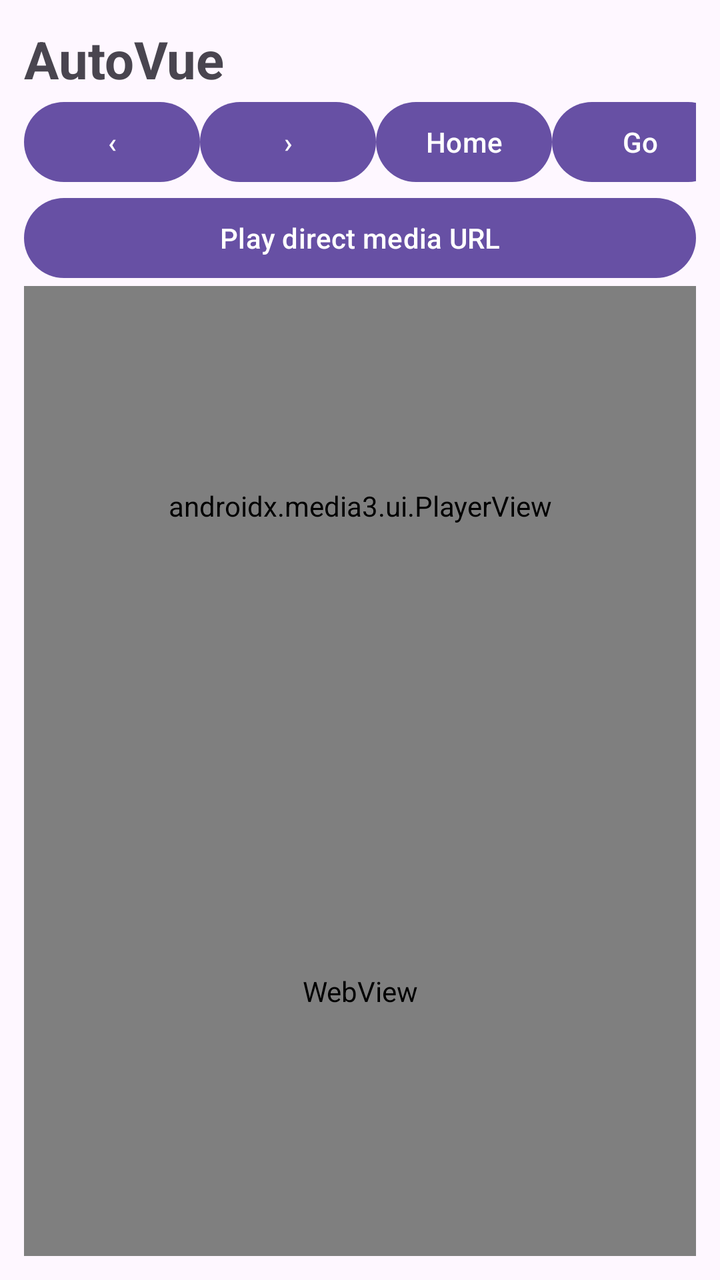
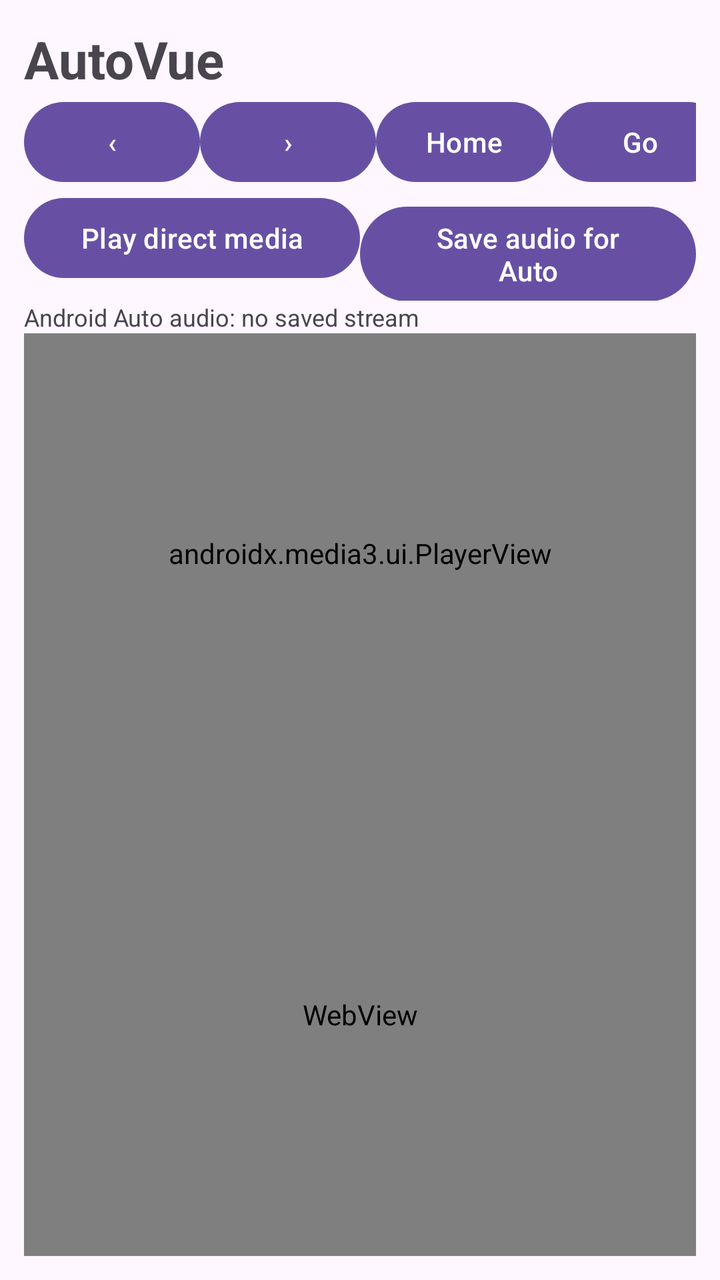

Compare the two renders of this Android layout. The source of the first and the diff that turns it into the second are given below.
<!-- AndroidManifest.xml: application theme Theme.AutoVue -->
<!-- res/layout/activity_main.xml -->
<?xml version="1.0" encoding="utf-8"?>
<LinearLayout xmlns:android="http://schemas.android.com/apk/res/android"
    android:layout_width="match_parent" android:layout_height="match_parent"
    android:orientation="vertical" android:padding="12dp">
    <TextView android:layout_width="wrap_content" android:layout_height="wrap_content"
        android:text="AutoVue" android:textSize="26sp" android:textStyle="bold"/>
    <LinearLayout android:layout_width="match_parent" android:layout_height="wrap_content"
        android:orientation="horizontal">
        <Button android:id="@+id/back" android:layout_width="wrap_content" android:layout_height="wrap_content" android:text="‹"/>
        <Button android:id="@+id/forward" android:layout_width="wrap_content" android:layout_height="wrap_content" android:text="›"/>
        <Button android:id="@+id/home" android:layout_width="wrap_content" android:layout_height="wrap_content" android:text="Home"/>
        <EditText android:id="@+id/url" android:layout_width="0dp" android:layout_weight="1"
            android:layout_height="wrap_content" android:singleLine="true" android:hint="Web or direct media URL"
            android:inputType="textUri"/>
        <Button android:id="@+id/go" android:layout_width="wrap_content" android:layout_height="wrap_content" android:text="Go"/>
    </LinearLayout>
    <Button android:id="@+id/playDirect" android:layout_width="match_parent"
        android:layout_height="wrap_content" android:text="Play direct media URL"/>
    <androidx.media3.ui.PlayerView android:id="@+id/player"
        android:layout_width="match_parent" android:layout_height="220dp"/>
    <WebView android:id="@+id/web" android:layout_width="match_parent"
        android:layout_height="0dp" android:layout_weight="1"/>
</LinearLayout>
<!-- resources referenced by this layout -->
<resources>
  <style name="Theme.AutoVue" parent="Theme.Material3.DayNight.NoActionBar" />
</resources>

<!-- the commit's change to res/layout/activity_main.xml (unified diff, before → after) -->
@@ -1,23 +1,92 @@
 <?xml version="1.0" encoding="utf-8"?>
 <LinearLayout xmlns:android="http://schemas.android.com/apk/res/android"
-    android:layout_width="match_parent" android:layout_height="match_parent"
-    android:orientation="vertical" android:padding="12dp">
-    <TextView android:layout_width="wrap_content" android:layout_height="wrap_content"
-        android:text="AutoVue" android:textSize="26sp" android:textStyle="bold"/>
-    <LinearLayout android:layout_width="match_parent" android:layout_height="wrap_content"
+    android:layout_width="match_parent"
+    android:layout_height="match_parent"
+    android:orientation="vertical"
+    android:padding="12dp">
+
+    <TextView
+        android:layout_width="wrap_content"
+        android:layout_height="wrap_content"
+        android:text="AutoVue"
+        android:textSize="26sp"
+        android:textStyle="bold"/>
+
+    <LinearLayout
+        android:layout_width="match_parent"
+        android:layout_height="wrap_content"
         android:orientation="horizontal">
-        <Button android:id="@+id/back" android:layout_width="wrap_content" android:layout_height="wrap_content" android:text="‹"/>
-        <Button android:id="@+id/forward" android:layout_width="wrap_content" android:layout_height="wrap_content" android:text="›"/>
-        <Button android:id="@+id/home" android:layout_width="wrap_content" android:layout_height="wrap_content" android:text="Home"/>
-        <EditText android:id="@+id/url" android:layout_width="0dp" android:layout_weight="1"
-            android:layout_height="wrap_content" android:singleLine="true" android:hint="Web or direct media URL"
+
+        <Button
+            android:id="@+id/back"
+            android:layout_width="wrap_content"
+            android:layout_height="wrap_content"
+            android:text="‹"/>
+
+        <Button
+            android:id="@+id/forward"
+            android:layout_width="wrap_content"
+            android:layout_height="wrap_content"
+            android:text="›"/>
+
+        <Button
+            android:id="@+id/home"
+            android:layout_width="wrap_content"
+            android:layout_height="wrap_content"
+            android:text="Home"/>
+
+        <EditText
+            android:id="@+id/url"
+            android:layout_width="0dp"
+            android:layout_weight="1"
+            android:layout_height="wrap_content"
+            android:singleLine="true"
+            android:hint="Web or direct media URL"
+            android:imeOptions="actionGo"
             android:inputType="textUri"/>
-        <Button android:id="@+id/go" android:layout_width="wrap_content" android:layout_height="wrap_content" android:text="Go"/>
+
+        <Button
+            android:id="@+id/go"
+            android:layout_width="wrap_content"
+            android:layout_height="wrap_content"
+            android:text="Go"/>
     </LinearLayout>
-    <Button android:id="@+id/playDirect" android:layout_width="match_parent"
-        android:layout_height="wrap_content" android:text="Play direct media URL"/>
-    <androidx.media3.ui.PlayerView android:id="@+id/player"
-        android:layout_width="match_parent" android:layout_height="220dp"/>
-    <WebView android:id="@+id/web" android:layout_width="match_parent"
-        android:layout_height="0dp" android:layout_weight="1"/>
+
+    <LinearLayout
+        android:layout_width="match_parent"
+        android:layout_height="wrap_content"
+        android:orientation="horizontal">
+
+        <Button
+            android:id="@+id/playDirect"
+            android:layout_width="0dp"
+            android:layout_weight="1"
+            android:layout_height="wrap_content"
+            android:text="Play direct media"/>
+
+        <Button
+            android:id="@+id/saveForCar"
+            android:layout_width="0dp"
+            android:layout_weight="1"
+            android:layout_height="wrap_content"
+            android:text="Save audio for Auto"/>
+    </LinearLayout>
+
+    <TextView
+        android:id="@+id/carStatus"
+        android:layout_width="match_parent"
+        android:layout_height="wrap_content"
+        android:text="Android Auto audio: no saved stream"
+        android:textSize="12sp"/>
+
+    <androidx.media3.ui.PlayerView
+        android:id="@+id/player"
+        android:layout_width="match_parent"
+        android:layout_height="220dp"/>
+
+    <WebView
+        android:id="@+id/web"
+        android:layout_width="match_parent"
+        android:layout_height="0dp"
+        android:layout_weight="1"/>
 </LinearLayout>
